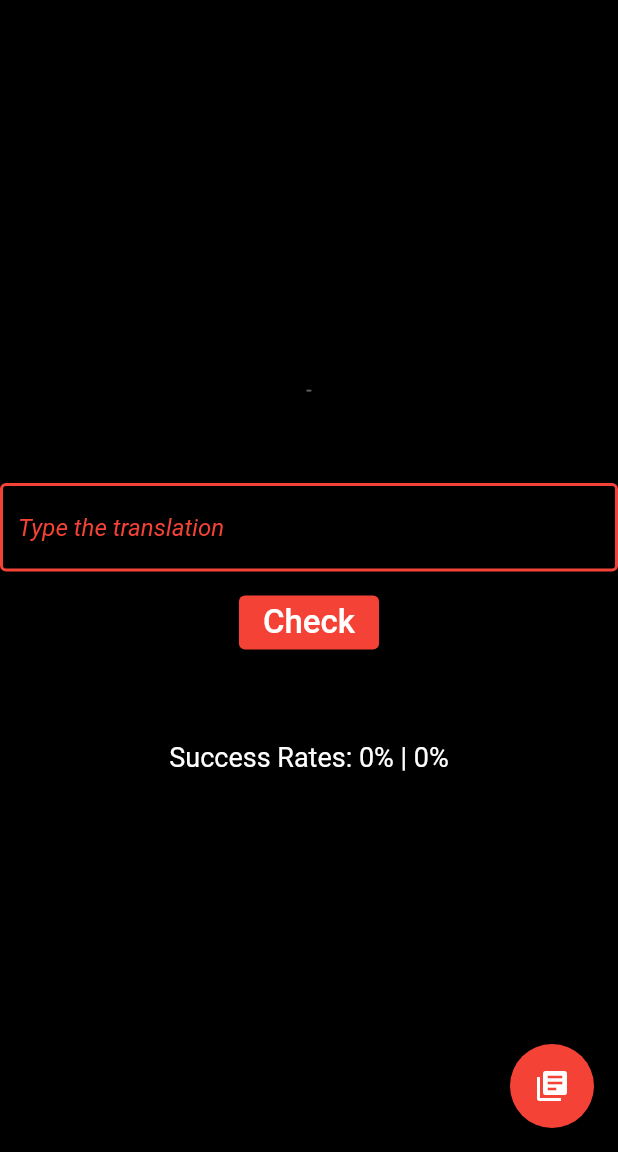
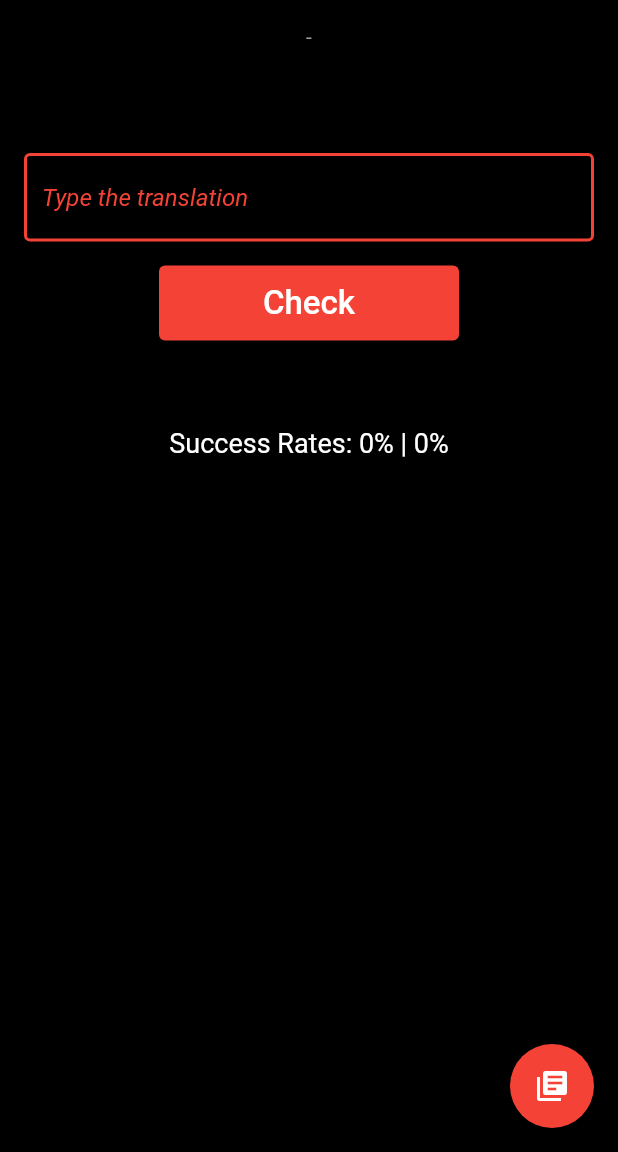
Before and after one commit to psimatis/CanCanto, a Flutter app: the screen it shows after launch, after a tap on the "arrow back" icon, on a phone screen of 412 x 824 dp, the part 84-1236 px from its top. Run offline on Flutter 3.47's test engine with Material 2 defaults, Android fonts, the phone set to English and light mode, and no system bars; our stand-ins replace gradient_widgets, percent_indicator, sqflite; accounts and stored records are empty.

Commit message:
beautification and refactoring

```diff
--- a/lib/Screens/quiz_screen.dart
+++ b/lib/Screens/quiz_screen.dart
@@ -16,10 +16,8 @@ class QuizScreen extends StatefulWidget {
 }
 
 class _QuizScreenState extends State<QuizScreen> {
-  Phrase quizPhrase =
-      Phrase(cantonese: '', english: '', attempts: 0, successes: 0);
-  Phrase previousPhrase =
-      Phrase(cantonese: '', english: '', attempts: 0, successes: 0);
+  Phrase quizPhrase = Phrase(cantonese: '', english: '', attempts: 0, successes: 0);
+  Phrase previousPhrase = Phrase(cantonese: '', english: '', attempts: 0, successes: 0);
   TextEditingController userInput = TextEditingController();
   String resultMessage = '';
   int attempts = 0;
@@ -39,8 +37,6 @@ class _QuizScreenState extends State<QuizScreen> {
     });
   }
 
-  String edit(String s) => s.trim().toLowerCase();
-
   String getTranslationOrder(Phrase p) {
     order = Random().nextDouble() > 0.5 ? canToEng : !canToEng;
     return order ? p.cantonese : p.english;
@@ -51,13 +47,11 @@ class _QuizScreenState extends State<QuizScreen> {
     attempts++;
     Phrase updatedPhrase = quizPhrase.copy(attempts: quizPhrase.attempts + 1);
 
-    String translation =
-        order ? edit(quizPhrase.english) : edit(quizPhrase.cantonese);
+    String translation = order ? edit(quizPhrase.english) : edit(quizPhrase.cantonese);
 
     if (edit(userInput.text) == translation) {
       correctAttempts++;
-      updatedPhrase =
-          updatedPhrase.copy(successes: updatedPhrase.successes + 1);
+      updatedPhrase = updatedPhrase.copy(successes: updatedPhrase.successes + 1);
     } else {
       result = 'Wrong!';
     }
@@ -81,31 +75,34 @@ class _QuizScreenState extends State<QuizScreen> {
         title: const Text('Can Canto'),
         automaticallyImplyLeading: false,
       ),
-      body: Center(
+      body: SingleChildScrollView(
+        child: Center(
+          child: Padding(
+            padding: const EdgeInsets.all(16.0),
             child: Column(
               mainAxisAlignment: MainAxisAlignment.center,
               children: [
                 Text(
                   '${previousPhrase.cantonese} - ${previousPhrase.english}',
                   style: const TextStyle(
-                fontSize: 12,
-                color: Colors.white38,
+                    fontSize: 14,
+                    color: Colors.grey,
                   ),
                 ),
-            const SizedBox(height: 10),
+                const SizedBox(height: 16),
                 Text(
                   getTranslationOrder(quizPhrase),
                   style: const TextStyle(
-                fontSize: 30,
+                    fontSize: 32,
                     fontWeight: FontWeight.bold,
                   ),
                 ),
-            const SizedBox(height: 10),
+                const SizedBox(height: 16),
                 TextField(
                   controller: userInput,
                   decoration: inputTextStyle,
                 ),
-            const SizedBox(height: 10),
+                const SizedBox(height: 16),
                 ElevatedButton(
                   onPressed: () {
                     checkInput();
@@ -113,7 +110,8 @@ class _QuizScreenState extends State<QuizScreen> {
                     previousPhrase = quizPhrase;
                   },
                   style: ElevatedButton.styleFrom(
-                primary: Colors.red, // Set the button's background color to red
+                    primary: Colors.red,
+                    minimumSize: Size(200, 50),
                   ),
                   child: const Text(
                     'Check',
@@ -126,7 +124,7 @@ class _QuizScreenState extends State<QuizScreen> {
                 Text(
                   resultMessage,
                   style: TextStyle(
-                fontSize: 30,
+                    fontSize: 32,
                     color: resultMessage == 'Correct!' ? Colors.green : Colors.red,
                   ),
                 ),
@@ -138,6 +136,8 @@ class _QuizScreenState extends State<QuizScreen> {
                   ),
                 ),
               ],
+            ),
+          ),
         ),
       ),
       floatingActionButton: FloatingActionButton(
--- a/lib/Screens/vocabulary_screen.dart
+++ b/lib/Screens/vocabulary_screen.dart
@@ -36,15 +36,12 @@ class _VocabularyScreenState extends State<VocabularyScreen> {
   }
 
   List<Phrase> filterPhrases() {
-    if (searchQuery.isEmpty) {
-      return phrases; // Return all phrases if the search query is empty
-    } else {
+    if (searchQuery.isNotEmpty) {
       return phrases.where((phrase) {
-        return phrase.cantonese
-            .toLowerCase()
-            .contains(searchQuery.toLowerCase());
+        return edit(phrase.cantonese).contains(edit(searchQuery));
       }).toList();
     }
+    return phrases;
   }
 
   @override
@@ -62,14 +59,18 @@ class _VocabularyScreenState extends State<VocabularyScreen> {
       ),
       body: Column(
         children: [
-          TextField(
+          Padding(
+            padding: const EdgeInsets.all(16),
+            child: TextField(
               onChanged: (value) {
                 setState(() {
                   searchQuery = value;
                 });
               },
-            decoration: InputDecoration(
+              decoration: const InputDecoration(
                 hintText: 'Search for a phrase',
+                prefixIcon: Icon(Icons.search),
+              ),
             ),
           ),
           Expanded(
--- a/lib/utilities.dart
+++ b/lib/utilities.dart
@@ -1,6 +1,8 @@
 import 'package:flutter/material.dart';
 
 const bool canToEng = true;
+
+String edit(String s) => s.trim().toLowerCase();
 
 const Map<String, Color> palette = {
   'cantoneseGold': Color(0xFFFFD600),
```
Also changed, not shown: lib/Screens/phrase_detail_screen.dart (+11 -6 lines), 1 other file. Lines whose indentation alone changed are shown as unchanged.
